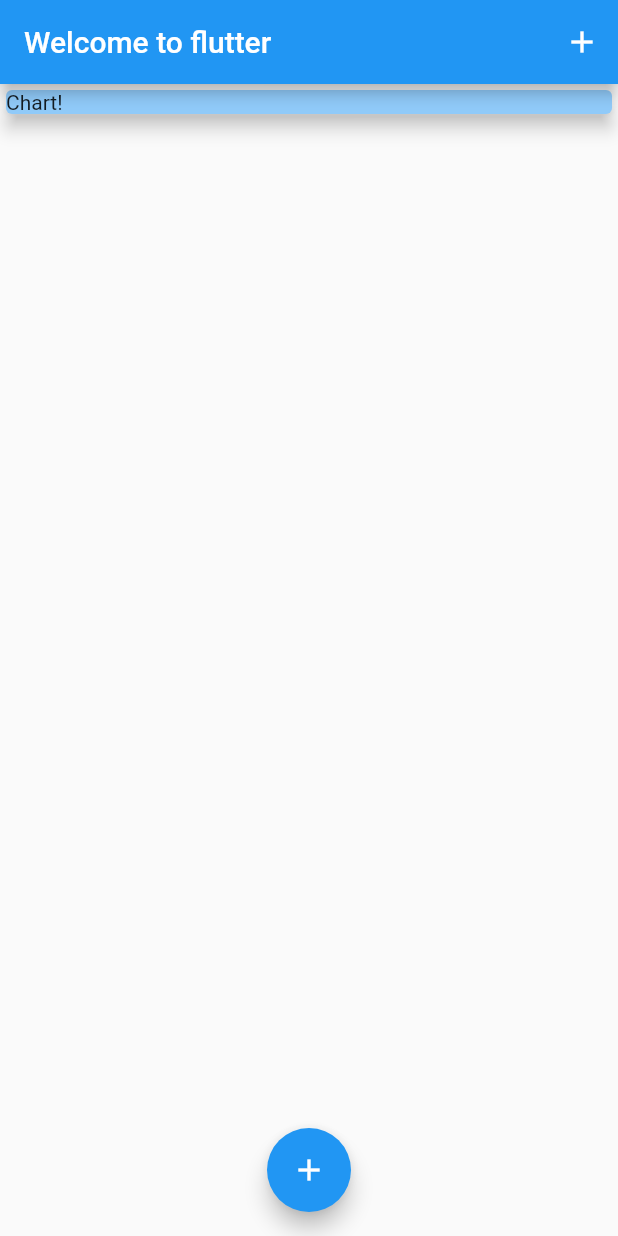
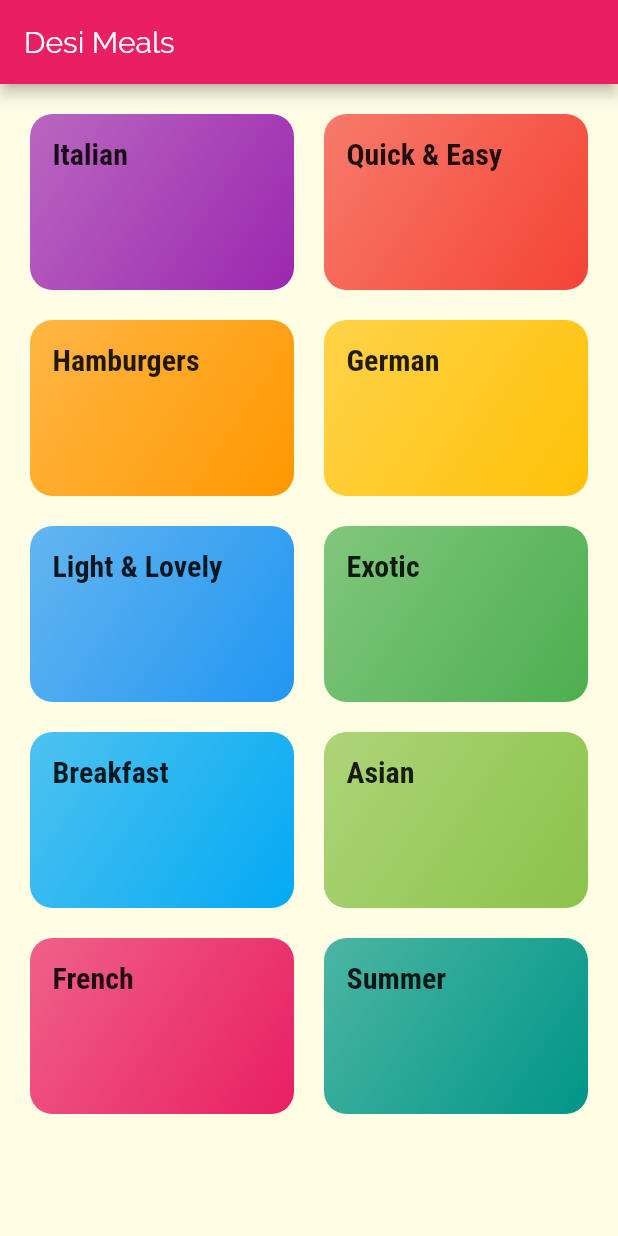
Before and after one commit to sorabh2008/flutter-examples, a Flutter app: the screen it shows after launch, on a phone screen of 412 x 824 dp. Run offline on Flutter 3.47's test engine with Material 2 defaults, Android fonts, the phone set to English and light mode, and no system bars.

Commit message:
added categories

```diff
--- /dev/null
+++ b/lib/categories_screen.dart
@@ -0,0 +1,28 @@
+import 'package:flutter/material.dart';
+import 'package:flutter_app/category_item.dart';
+import 'package:flutter_app/dummy_categories.dart';
+
+class CategoriesScreen extends StatelessWidget {
+  @override
+  Widget build(BuildContext context) {
+    return Scaffold(
+      body: GridView(
+        padding: EdgeInsets.all(20),
+        children: DUMMY_CATEGORIES
+            .map(
+              (catData) => CategoryItem(
+                catData.title,
+                catData.color,
+              ),
+            )
+            .toList(),
+        gridDelegate: SliverGridDelegateWithMaxCrossAxisExtent(
+          maxCrossAxisExtent: 200,
+          childAspectRatio: 3 / 2,
+          crossAxisSpacing: 20,
+          mainAxisSpacing: 20,
+        ),
+      ),
+    );
+  }
+}
--- /dev/null
+++ b/lib/category_item.dart
@@ -0,0 +1,44 @@
+import 'package:flutter/material.dart';
+import 'package:flutter_app/category_meals_screen.dart';
+
+class CategoryItem extends StatelessWidget {
+  final String title;
+  final Color color;
+
+  CategoryItem(this.title, this.color);
+
+  void selectCategory(BuildContext ctx) {
+    Navigator.of(ctx).push(MaterialPageRoute(builder: (_ctx) {
+      return CategoryMealsScreen();
+    }));
+  }
+
+  @override
+  Widget build(BuildContext context) {
+    return InkWell(
+      onTap: () {
+        selectCategory(context);
+      },
+      splashColor: Theme.of(context).primaryColor,
+      borderRadius: BorderRadius.circular(15),
+      child: Container(
+        padding: const EdgeInsets.all(15),
+        child: Text(
+          title,
+          style: Theme.of(context).textTheme.title,
+        ),
+        decoration: BoxDecoration(
+          gradient: LinearGradient(
+            colors: [
+              color.withOpacity(0.7),
+              color,
+            ],
+            begin: Alignment.topLeft,
+            end: Alignment.bottomRight,
+          ),
+          borderRadius: BorderRadius.circular(15),
+        ),
+      ),
+    );
+  }
+}
--- /dev/null
+++ b/lib/dummy_categories.dart
@@ -0,0 +1,30 @@
+import 'package:flutter/material.dart';
+import 'package:flutter_app/models/category.dart';
+
+Category getCategory(catId, catTitle, catColor) {
+  return Category(id: catId, title: catTitle, color: catColor);
+}
+
+Category cat1 = getCategory('c1', 'Italian', Colors.purple);
+Category cat2 = getCategory('c2', 'Quick & Easy', Colors.red);
+Category cat3 = getCategory('c3', 'Hamburgers', Colors.orange);
+Category cat4 = getCategory('c4', 'German', Colors.amber);
+Category cat5 = getCategory('c5', 'Light & Lovely', Colors.blue);
+Category cat6 = getCategory('c6', 'Exotic', Colors.green);
+Category cat7 = getCategory('c7', 'Breakfast', Colors.lightBlue);
+Category cat8 = getCategory('c8', 'Asian', Colors.lightGreen);
+Category cat9 = getCategory('c9', 'French', Colors.pink);
+Category cat10 = getCategory('c10', 'Summer', Colors.teal);
+
+List<Category> DUMMY_CATEGORIES = [
+  cat1,
+  cat2,
+  cat3,
+  cat4,
+  cat5,
+  cat6,
+  cat7,
+  cat8,
+  cat9,
+  cat10
+];
--- a/lib/main.dart
+++ b/lib/main.dart
@@ -1,8 +1,6 @@
 import 'package:flutter/material.dart';
 import 'package:flutter/widgets.dart';
-import 'package:flutter_app/models/transaction.dart';
-import 'package:flutter_app/widgets/add_transaction.dart';
-import 'package:flutter_app/widgets/transaction_list.dart';
+import 'package:flutter_app/categories_screen.dart';
 
 void main() => runApp(MyApp());
 
@@ -11,7 +9,22 @@ class MyApp extends StatelessWidget {
   Widget build(BuildContext context) {
     return MaterialApp(
         theme: ThemeData(
-          visualDensity: VisualDensity.adaptivePlatformDensity,
+          primarySwatch: Colors.pink,
+          accentColor: Colors.amber,
+          canvasColor: Color.fromRGBO(255, 254, 229, 1),
+          fontFamily: 'Raleway',
+          textTheme: ThemeData.light().textTheme.copyWith(
+              body1: TextStyle(
+                color: Color.fromRGBO(20, 51, 51, 1),
+              ),
+              body2: TextStyle(
+                color: Color.fromRGBO(20, 51, 51, 1),
+              ),
+              title: TextStyle(
+                fontSize: 20,
+                fontFamily: 'RobotoCondensed',
+                fontWeight: FontWeight.bold,
+              )),
         ),
         home: Scaffold(
           body: MyHomePage(),
@@ -25,59 +38,12 @@ class MyHomePage extends StatefulWidget {
 }
 
 class _MyHomePageState extends State<MyHomePage> {
-  final List<Transaction> _userTransactions = [
-    // Transaction(title: "New phone", amount: 999.99, txTime: DateTime.now()),
-    // Transaction(title: "New Sim Card", amount: 49.99, txTime: DateTime.now())
-  ];
-  void _addNewTransaction(String txtitle, double txamount) {
-    final newTx =
-        Transaction(title: txtitle, amount: txamount, txTime: DateTime.now());
-    setState(() {
-      _userTransactions.add(newTx);
-    });
-  }
-
-  void _startAddNewTransaction(BuildContext ctx) {
-    showModalBottomSheet(
-        context: ctx,
-        builder: (bctx) {
-          return GestureDetector(
-              onTap: () {}, child: AddTransaction(_addNewTransaction));
-        });
-  }
-
   @override
   Widget build(BuildContext context) {
     return Scaffold(
         appBar: AppBar(
-          title: Text("Welcome to flutter"),
-          actions: <Widget>[
-            IconButton(
-              icon: Icon(Icons.add),
-              onPressed: () => _startAddNewTransaction(context),
-            )
-          ],
+          title: Text("Desi Meals"),
         ),
-        floatingActionButtonLocation: FloatingActionButtonLocation.centerFloat,
-        floatingActionButton: FloatingActionButton(
-          onPressed: () => _startAddNewTransaction(context),
-          child: Icon(Icons.add),
-        ),
-        body: SingleChildScrollView(
-          child: Column(
-              mainAxisAlignment: MainAxisAlignment.spaceAround,
-              crossAxisAlignment: CrossAxisAlignment.stretch,
-              children: <Widget>[
-                Container(
-                  width: double.infinity,
-                  child: Card(
-                    color: Colors.blue[200],
-                    child: Text("Chart!"),
-                    elevation: 5,
-                  ),
-                ),
-                TransactionList(_userTransactions)
-              ]),
-        ));
+        body: CategoriesScreen());
   }
 }
--- a/lib/models/transaction.dart
+++ /dev/null
@@ -1,18 +0,0 @@
-import 'dart:math';
-
-import 'package:flutter/widgets.dart';
-
-/**
- * Plain Dart Object for Transaction
- */
-class Transaction {
-  String id;
-  String title;
-  double amount;
-  DateTime txTime;
-
-  Transaction(
-      {@required this.title, @required this.amount, @required this.txTime}) {
-    this.id = DateTime.now().toIso8601String();
-  }
-}
```
Also changed, not shown: lib/category_meals_screen.dart (added, +13 -0 lines), lib/models/category.dart (added, +8 -0 lines), lib/widgets/add_transaction.dart (deleted, +0 -59 lines), lib/widgets/transaction_list.dart (deleted, +0 -53 lines), pubspec.yaml (+17 -6 lines), assets/fonts/Raleway-Black.ttf (added), assets/fonts/Raleway-Bold.ttf (added), assets/fonts/Raleway-Regular.ttf (added), assets/fonts/RobotoCondensed-Bold.ttf (added), assets/fonts/RobotoCondensed-Italic.ttf (added), assets/fonts/RobotoCondensed-Light.ttf (added), assets/fonts/RobotoCondensed-Regular.ttf (added).
